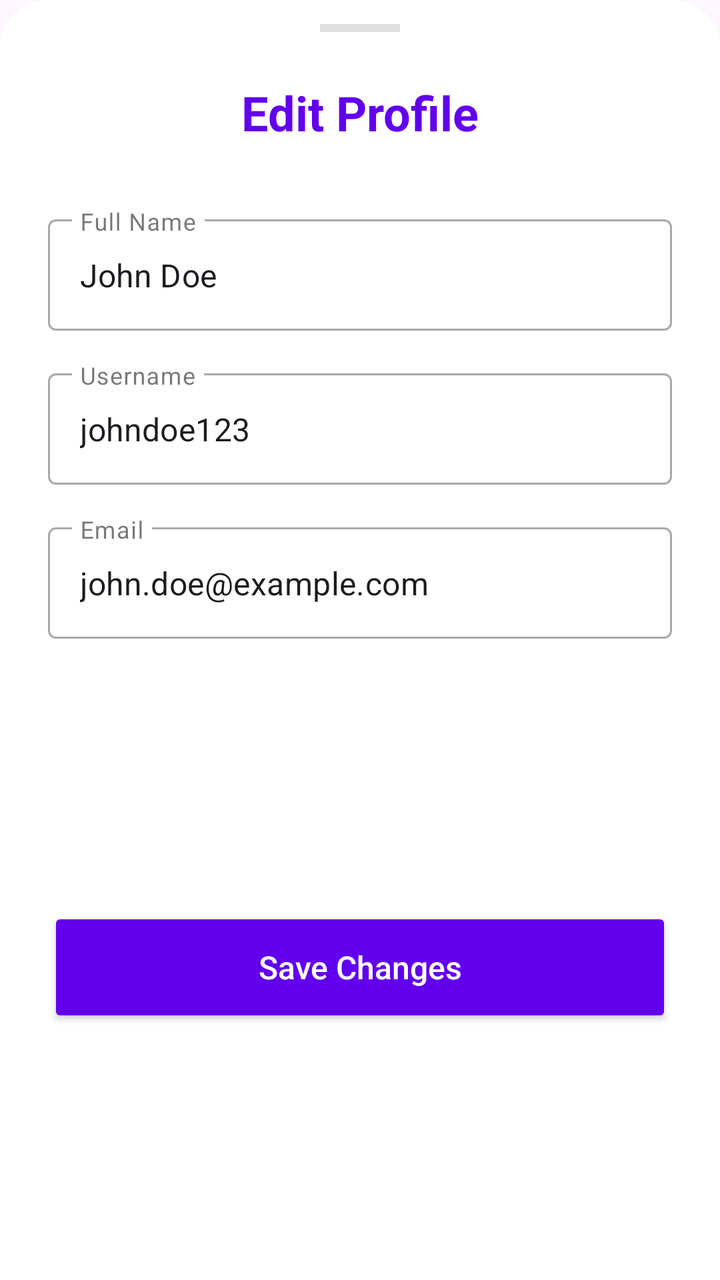
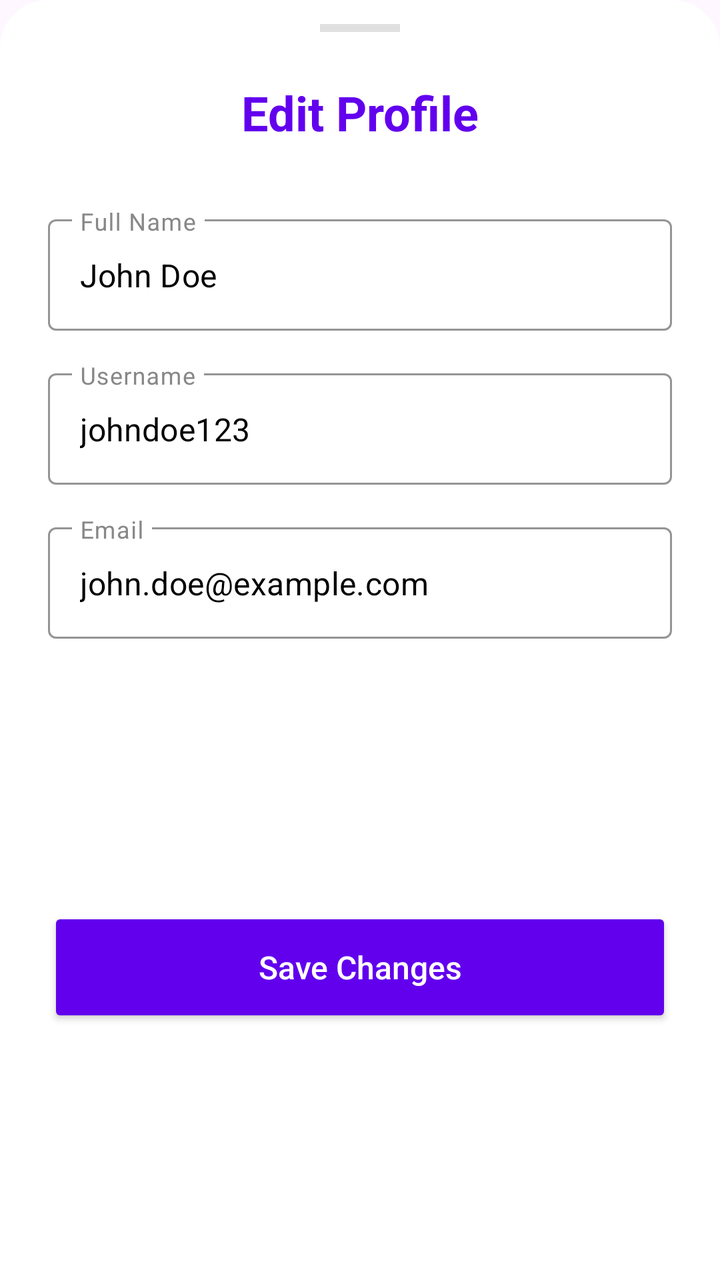

Screens rendered from an Android XML layout before and after an edit, with the pre-edit source and the edit as a unified diff.
<!-- AndroidManifest.xml: application theme Theme.BrainByte -->
<!-- res/layout/fragment_edit_profile.xml -->
<?xml version="1.0" encoding="utf-8"?>
<androidx.constraintlayout.widget.ConstraintLayout xmlns:android="http://schemas.android.com/apk/res/android"
    xmlns:app="http://schemas.android.com/apk/res-auto"
    android:layout_width="match_parent"
    android:layout_height="wrap_content"
    android:background="@drawable/bottom_sheet_bg"
    android:paddingBottom="24dp">

    
    <View
        android:id="@+id/dragHandle"
        android:layout_width="40dp"
        android:layout_height="4dp"
        android:layout_marginTop="12dp"
        android:background="#E0E0E0"
        app:layout_constraintEnd_toEndOf="parent"
        app:layout_constraintStart_toStartOf="parent"
        app:layout_constraintTop_toTopOf="parent" />

    <TextView
        android:id="@+id/title"
        android:layout_width="wrap_content"
        android:layout_height="wrap_content"
        android:layout_marginTop="24dp"
        android:text="Edit Profile"
        android:textColor="@color/purple_primary"
        android:textSize="24sp"
        android:textStyle="bold"
        app:layout_constraintEnd_toEndOf="parent"
        app:layout_constraintStart_toStartOf="parent"
        app:layout_constraintTop_toBottomOf="@id/dragHandle" />

    <com.google.android.material.textfield.TextInputLayout
        android:id="@+id/nameInputLayout"
        style="@style/Widget.MaterialComponents.TextInputLayout.OutlinedBox"
        android:layout_width="0dp"
        android:layout_height="wrap_content"
        android:layout_marginHorizontal="24dp"
        android:layout_marginTop="32dp"
        android:hint="Full Name"
        app:layout_constraintEnd_toEndOf="parent"
        app:layout_constraintStart_toStartOf="parent"
        app:layout_constraintTop_toBottomOf="@id/title">

        <com.google.android.material.textfield.TextInputEditText
            android:id="@+id/etName"
            android:layout_width="match_parent"
            android:layout_height="wrap_content"
            android:text="John Doe" />
    </com.google.android.material.textfield.TextInputLayout>

    <com.google.android.material.textfield.TextInputLayout
        android:id="@+id/usernameInputLayout"
        style="@style/Widget.MaterialComponents.TextInputLayout.OutlinedBox"
        android:layout_width="0dp"
        android:layout_height="wrap_content"
        android:layout_marginHorizontal="24dp"
        android:layout_marginTop="16dp"
        android:hint="Username"
        app:layout_constraintEnd_toEndOf="parent"
        app:layout_constraintStart_toStartOf="parent"
        app:layout_constraintTop_toBottomOf="@id/nameInputLayout">

        <com.google.android.material.textfield.TextInputEditText
            android:id="@+id/etUsername"
            android:layout_width="match_parent"
            android:layout_height="wrap_content"
            android:text="johndoe123" />
    </com.google.android.material.textfield.TextInputLayout>

    <com.google.android.material.textfield.TextInputLayout
        android:id="@+id/emailInputLayout"
        style="@style/Widget.MaterialComponents.TextInputLayout.OutlinedBox"
        android:layout_width="0dp"
        android:layout_height="wrap_content"
        android:layout_marginHorizontal="24dp"
        android:layout_marginTop="16dp"
        android:hint="Email"
        app:layout_constraintEnd_toEndOf="parent"
        app:layout_constraintStart_toStartOf="parent"
        app:layout_constraintTop_toBottomOf="@id/usernameInputLayout">

        <com.google.android.material.textfield.TextInputEditText
            android:id="@+id/etEmail"
            android:layout_width="match_parent"
            android:layout_height="wrap_content"
            android:inputType="textEmailAddress"
            android:text="john.doe@example.com" />
    </com.google.android.material.textfield.TextInputLayout>

    <Button
        android:id="@+id/btnSave"
        android:layout_width="0dp"
        android:layout_height="60dp"
        android:layout_marginHorizontal="24dp"
        android:layout_marginTop="32dp"
        android:text="Save Changes"
        android:textAllCaps="false"
        android:textColor="@color/white"
        android:backgroundTint="@color/purple_primary"
        android:textSize="16sp"
        app:cornerRadius="12dp"
        app:layout_constraintBottom_toBottomOf="parent"
        app:layout_constraintEnd_toEndOf="parent"
        app:layout_constraintStart_toStartOf="parent"
        app:layout_constraintTop_toBottomOf="@id/emailInputLayout" />

</androidx.constraintlayout.widget.ConstraintLayout>
<!-- resources referenced by this layout -->
<resources>
  <color name="purple_primary">#6200EE</color>
  <color name="white">#FFFFFFFF</color>
  <!-- drawable bottom_sheet_bg (drawable) -->
  <?xml version="1.0" encoding="utf-8"?>
  <shape xmlns:android="http://schemas.android.com/apk/res/android"
      android:shape="rectangle">
      <solid android:color="@color/white" />
      <corners
          android:topLeftRadius="24dp"
          android:topRightRadius="24dp" />
  </shape>
  <style name="Theme.BrainByte" parent="Base.Theme.BrainByte" />
  <style name="Base.Theme.BrainByte" parent="Theme.Material3.DayNight.NoActionBar">
      </style>
</resources>

<!-- the commit's change to res/layout/fragment_edit_profile.xml (unified diff, before → after) -->
@@ -38,6 +38,9 @@
         android:layout_marginHorizontal="24dp"
         android:layout_marginTop="32dp"
         android:hint="Full Name"
+        app:boxStrokeColor="@color/grey_text"
+        android:textColorHint="@color/grey_text"
+        app:hintTextColor="@color/purple_primary"
         app:layout_constraintEnd_toEndOf="parent"
         app:layout_constraintStart_toStartOf="parent"
         app:layout_constraintTop_toBottomOf="@id/title">
@@ -46,6 +49,7 @@
             android:id="@+id/etName"
             android:layout_width="match_parent"
             android:layout_height="wrap_content"
+            android:textColor="@color/black_text"
             android:text="John Doe" />
     </com.google.android.material.textfield.TextInputLayout>
 
@@ -57,6 +61,9 @@
         android:layout_marginHorizontal="24dp"
         android:layout_marginTop="16dp"
         android:hint="Username"
+        app:boxStrokeColor="@color/grey_text"
+        android:textColorHint="@color/grey_text"
+        app:hintTextColor="@color/purple_primary"
         app:layout_constraintEnd_toEndOf="parent"
         app:layout_constraintStart_toStartOf="parent"
         app:layout_constraintTop_toBottomOf="@id/nameInputLayout">
@@ -65,6 +72,7 @@
             android:id="@+id/etUsername"
             android:layout_width="match_parent"
             android:layout_height="wrap_content"
+            android:textColor="@color/black_text"
             android:text="johndoe123" />
     </com.google.android.material.textfield.TextInputLayout>
 
@@ -76,6 +84,9 @@
         android:layout_marginHorizontal="24dp"
         android:layout_marginTop="16dp"
         android:hint="Email"
+        app:boxStrokeColor="@color/grey_text"
+        android:textColorHint="@color/grey_text"
+        app:hintTextColor="@color/purple_primary"
         app:layout_constraintEnd_toEndOf="parent"
         app:layout_constraintStart_toStartOf="parent"
         app:layout_constraintTop_toBottomOf="@id/usernameInputLayout">
@@ -85,6 +96,7 @@
             android:layout_width="match_parent"
             android:layout_height="wrap_content"
             android:inputType="textEmailAddress"
+            android:textColor="@color/black_text"
             android:text="john.doe@example.com" />
     </com.google.android.material.textfield.TextInputLayout>
 
<!-- resource entries referenced after the edit -->
@@ -1,5 +1,7 @@
 <!-- resources referenced by this layout -->
 <resources>
+  <color name="black_text">#000000</color>
+  <color name="grey_text">#888888</color>
   <color name="purple_primary">#6200EE</color>
   <color name="white">#FFFFFFFF</color>
   <!-- drawable bottom_sheet_bg (drawable) -->
